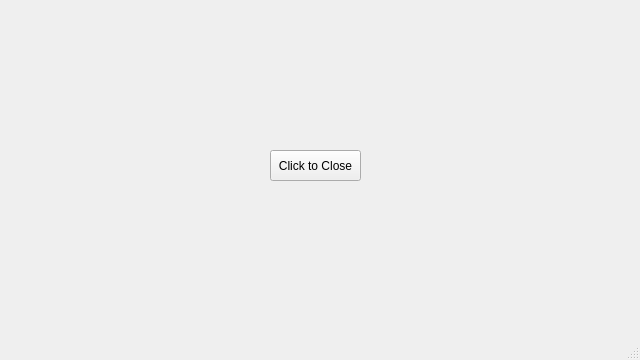
Before: the Qt Designer form QT_First_Widget/mainwindow.ui in Stemm0012/Qt_Git_Practice_Tools, drawn with Qt 5.
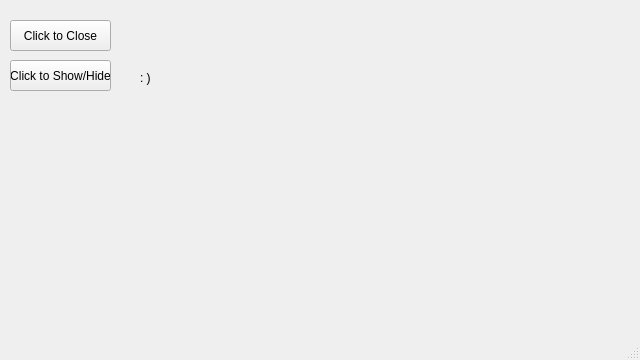
After: the same form once the commit is applied.

Commit message: Button to show/Hide a Label

Diff of the .ui file:
```diff
--- a/QT_First_Widget/mainwindow.ui
+++ b/QT_First_Widget/mainwindow.ui
@@ -17,9 +17,9 @@
    <widget class="QPushButton" name="pushButton">
     <property name="geometry">
      <rect>
-      <x>270</x>
-      <y>150</y>
-      <width>91</width>
+      <x>10</x>
+      <y>20</y>
+      <width>101</width>
       <height>31</height>
      </rect>
     </property>
@@ -27,6 +27,32 @@
      <string>Click to Close</string>
     </property>
    </widget>
+   <widget class="QPushButton" name="pushButton_2">
+    <property name="geometry">
+     <rect>
+      <x>10</x>
+      <y>60</y>
+      <width>101</width>
+      <height>31</height>
+     </rect>
+    </property>
+    <property name="text">
+     <string>Click to Show/Hide</string>
+    </property>
+   </widget>
+   <widget class="QLabel" name="label">
+    <property name="geometry">
+     <rect>
+      <x>140</x>
+      <y>70</y>
+      <width>21</width>
+      <height>16</height>
+     </rect>
+    </property>
+    <property name="text">
+     <string>: )</string>
+    </property>
+   </widget>
   </widget>
   <widget class="QMenuBar" name="menubar">
    <property name="geometry">
```
Left out of the diff: 40 changed lines with no effect on the pictures.
